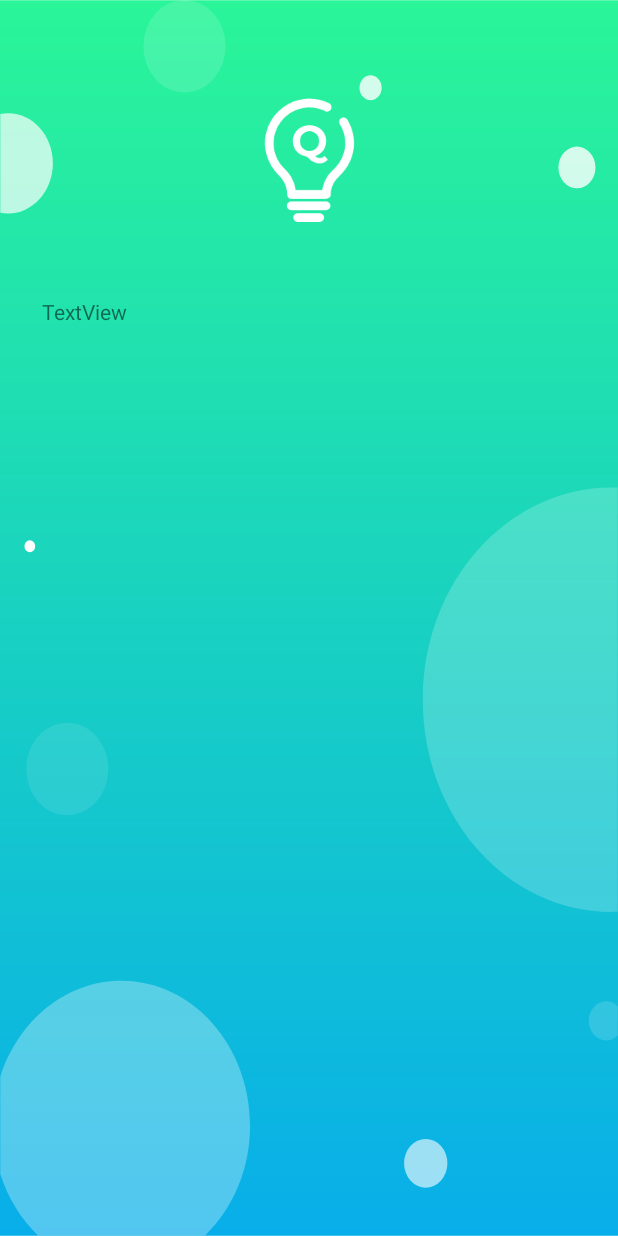
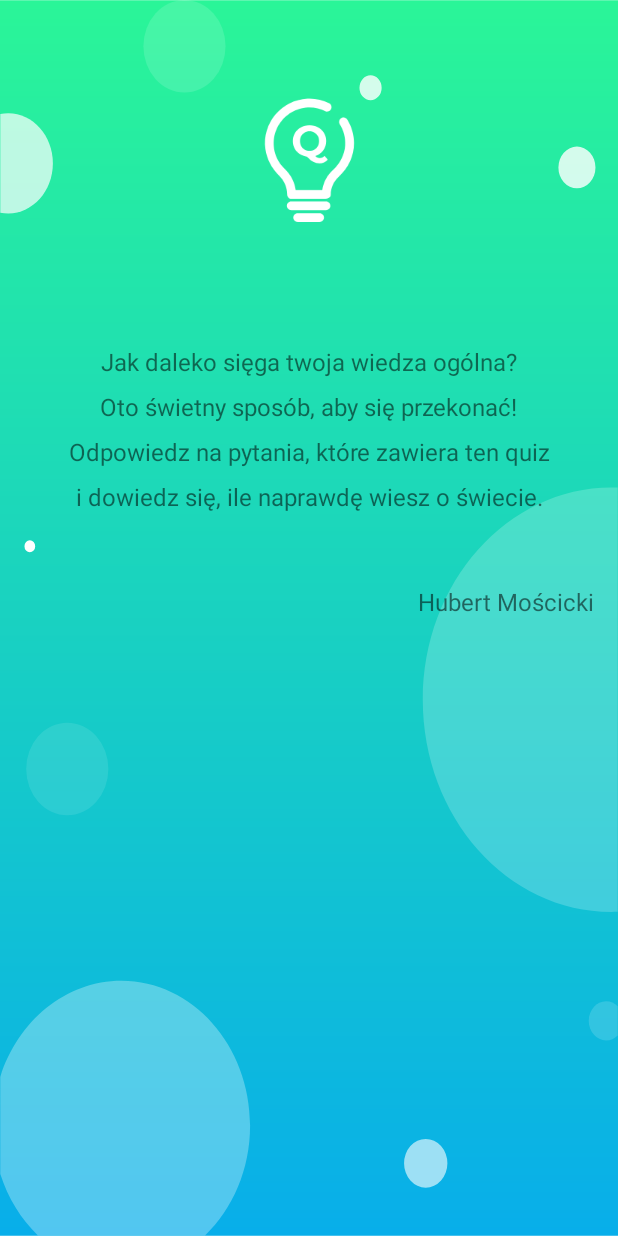
Before and after one commit to MexicoKiD/WielkiQuizWiedzyKotlin, an Android app: the screen it shows after launch (MainActivity), after a tap on "INFORMACJE", on a phone screen of 412 x 824 dp. Run offline under Robolectric (Android 15) with nearby library versions, the phone set to English and light mode, and no system bars; Roboto replaces fonts that are not available here.

Commit message:
recycler view

```diff
--- a/app/src/main/AndroidManifest.xml
+++ b/app/src/main/AndroidManifest.xml
@@ -10,7 +10,7 @@
         android:supportsRtl="true"
         android:theme="@style/Theme.WielkiQuizWiedzy">
 
-        <activity android:name=".SplashScreen">
+        <activity android:name=".SplashScreen" android:screenOrientation="portrait">
             <intent-filter>
                 <action android:name="android.intent.action.MAIN" />
 
@@ -18,7 +18,7 @@
             </intent-filter>
         </activity>
 
-        <activity android:name=".MainActivity"/>
+        <activity android:name=".MainActivity" android:screenOrientation="portrait"/>
 
         <meta-data
             android:name="preloaded_fonts"
--- a/app/src/main/java/com/example/wielkiquizwiedzy/InfoFragment.kt
+++ b/app/src/main/java/com/example/wielkiquizwiedzy/InfoFragment.kt
@@ -8,10 +8,8 @@ import android.view.ViewGroup
 
 class InfoFragment : Fragment() {
 
-    override fun onCreateView(
-        inflater: LayoutInflater, container: ViewGroup?,
-        savedInstanceState: Bundle?
-    ): View? {
+    override fun onCreateView(inflater: LayoutInflater, container: ViewGroup?,
+                              savedInstanceState: Bundle?): View? {
         return inflater.inflate(R.layout.fragment_info, container, false)
     }
 }
--- a/app/src/main/java/com/example/wielkiquizwiedzy/MenuFragment.kt
+++ b/app/src/main/java/com/example/wielkiquizwiedzy/MenuFragment.kt
@@ -7,6 +7,7 @@ import android.view.View
 import android.view.ViewGroup
 import android.widget.Button
 import androidx.navigation.Navigation
+import kotlin.system.exitProcess
 
 class MenuFragment : Fragment() {
 
@@ -17,12 +18,22 @@ class MenuFragment : Fragment() {
     ): View? {
         val view = inflater.inflate(R.layout.fragment_menu, container, false)
 
+        val scoreButton = view.findViewById<Button>(R.id.buttonScore)
         val infoButton = view.findViewById<Button>(R.id.buttonInfo)
+        val exitButton = view.findViewById<Button>(R.id.buttonExit)
+
+        scoreButton.setOnClickListener{
+            Navigation.findNavController(view).navigate(R.id.action_menuFragment_to_scoreFragment)
+        }
 
         infoButton.setOnClickListener {
             Navigation.findNavController(view).navigate(R.id.action_menuFragment_to_infoFragment)
         }
 
+        exitButton.setOnClickListener {
+            exitProcess(0)
+        }
+
         return view
     }
 }
--- /dev/null
+++ b/app/src/main/java/com/example/wielkiquizwiedzy/Score.kt
@@ -0,0 +1,6 @@
+package com.example.wielkiquizwiedzy
+
+data class Score (
+    val number : String,
+    val score: String
+)
--- a/app/src/main/res/layout/activity_splash_screen.xml
+++ b/app/src/main/res/layout/activity_splash_screen.xml
@@ -12,7 +12,7 @@
         android:layout_width="wrap_content"
         android:layout_height="wrap_content"
         android:fontFamily="@font/amiri"
-        android:text="@string/wielki_quiz_wiedzy"
+        android:text="@string/app_name_2"
         android:textColor="@color/white"
         android:textSize="24sp"
         app:layout_constraintBottom_toBottomOf="parent"
--- a/app/src/main/res/layout/fragment_info.xml
+++ b/app/src/main/res/layout/fragment_info.xml
@@ -23,10 +23,55 @@
         android:id="@+id/textView2"
         android:layout_width="wrap_content"
         android:layout_height="wrap_content"
-        android:layout_marginStart="28dp"
-        android:layout_marginTop="16dp"
-        android:text="TextView"
+        android:layout_marginTop="48dp"
+        android:text="@string/text1"
+        android:textSize="16sp"
+        app:layout_constraintEnd_toEndOf="parent"
         app:layout_constraintStart_toStartOf="parent"
         app:layout_constraintTop_toBottomOf="@+id/imageView" />
 
+    <TextView
+        android:id="@+id/textView3"
+        android:layout_width="wrap_content"
+        android:layout_height="wrap_content"
+        android:layout_marginTop="8dp"
+        android:text="@string/text2"
+        android:textSize="16sp"
+        app:layout_constraintEnd_toEndOf="parent"
+        app:layout_constraintStart_toStartOf="parent"
+        app:layout_constraintTop_toBottomOf="@+id/textView2" />
+
+    <TextView
+        android:id="@+id/textView4"
+        android:layout_width="wrap_content"
+        android:layout_height="wrap_content"
+        android:layout_marginTop="8dp"
+        android:text="@string/text3"
+        android:textSize="16sp"
+        app:layout_constraintEnd_toEndOf="parent"
+        app:layout_constraintStart_toStartOf="parent"
+        app:layout_constraintTop_toBottomOf="@+id/textView3" />
+
+    <TextView
+        android:id="@+id/textView6"
+        android:layout_width="wrap_content"
+        android:layout_height="wrap_content"
+        android:layout_marginTop="8dp"
+        android:text="@string/text4"
+        android:textSize="16sp"
+        app:layout_constraintEnd_toEndOf="parent"
+        app:layout_constraintStart_toStartOf="parent"
+        app:layout_constraintTop_toBottomOf="@+id/textView4" />
+
+    <TextView
+        android:id="@+id/textView7"
+        android:layout_width="wrap_content"
+        android:layout_height="wrap_content"
+        android:layout_marginTop="48dp"
+        android:layout_marginEnd="16dp"
+        android:text="@string/author"
+        android:textSize="16sp"
+        app:layout_constraintEnd_toEndOf="parent"
+        app:layout_constraintTop_toBottomOf="@+id/textView6" />
+
 </androidx.constraintlayout.widget.ConstraintLayout>
--- a/app/src/main/res/layout/fragment_menu.xml
+++ b/app/src/main/res/layout/fragment_menu.xml
@@ -49,7 +49,7 @@
             android:layout_alignParentEnd="true"
             android:layout_marginTop="32dp"
             android:background="@drawable/round_button"
-            android:text="@string/wyniki"
+            android:text="@string/score"
             android:textColor="@color/white"
             android:textSize="24sp" />
 
@@ -62,7 +62,7 @@
             android:layout_alignParentEnd="true"
             android:layout_marginTop="32dp"
             android:background="@drawable/round_button"
-            android:text="@string/informacje"
+            android:text="@string/info"
             android:textColor="@color/white"
             android:textSize="24sp" />
 
@@ -75,7 +75,7 @@
             android:layout_alignParentEnd="true"
             android:layout_marginTop="32dp"
             android:background="@drawable/round_button"
-            android:text="@string/wyj_cie"
+            android:text="@string/exit"
             android:textColor="@color/white"
             android:textSize="24sp" />
     </RelativeLayout>
--- a/app/src/main/res/navigation/nav_graph.xml
+++ b/app/src/main/res/navigation/nav_graph.xml
@@ -17,5 +17,13 @@
         <action
             android:id="@+id/action_menuFragment_to_infoFragment"
             app:destination="@id/infoFragment" />
+        <action
+            android:id="@+id/action_menuFragment_to_scoreFragment"
+            app:destination="@id/scoreFragment" />
     </fragment>
+    <fragment
+        android:id="@+id/scoreFragment"
+        android:name="com.example.wielkiquizwiedzy.ScoreFragment"
+        android:label="fragment_score"
+        tools:layout="@layout/fragment_score" />
 </navigation>
--- a/app/src/main/res/values/strings.xml
+++ b/app/src/main/res/values/strings.xml
@@ -1,9 +1,15 @@
 <resources>
     <string name="app_name">WielkiQuizWiedzy</string>
-    <string name="wielki_quiz_wiedzy">Wielki Quiz Wiedzy</string>
+    <string name="app_name_2">Wielki Quiz Wiedzy</string>
     <string name="icon">icon</string>
     <string name="start">Start</string>
-    <string name="wyniki">Wyniki</string>
-    <string name="informacje">Informacje</string>
-    <string name="wyj_cie">Wyjście</string>
+    <string name="score">Wyniki</string>
+    <string name="info">Informacje</string>
+    <string name="exit">Wyjście</string>
+    <string name="text1">Jak daleko sięga twoja wiedza ogólna?</string>
+    <string name="text2">Oto świetny sposób, aby się przekonać!</string>
+    <string name="text3">Odpowiedz na pytania, które zawiera ten quiz</string>
+    <string name="text4">i dowiedz się, ile naprawdę wiesz o świecie.</string>
+    <string name="author">Hubert Mościcki</string>
+    <string name="top_score">Top 10 wyników</string>
 </resources>
```
Also changed, not shown: app/src/main/java/com/example/wielkiquizwiedzy/ScoreAdapter.kt (added, +30 -0 lines), app/src/main/java/com/example/wielkiquizwiedzy/ScoreFragment.kt (added, +33 -0 lines), app/src/main/res/layout/fragment_score.xml (added, +47 -0 lines), app/src/main/res/layout/row.xml (added, +30 -0 lines).
